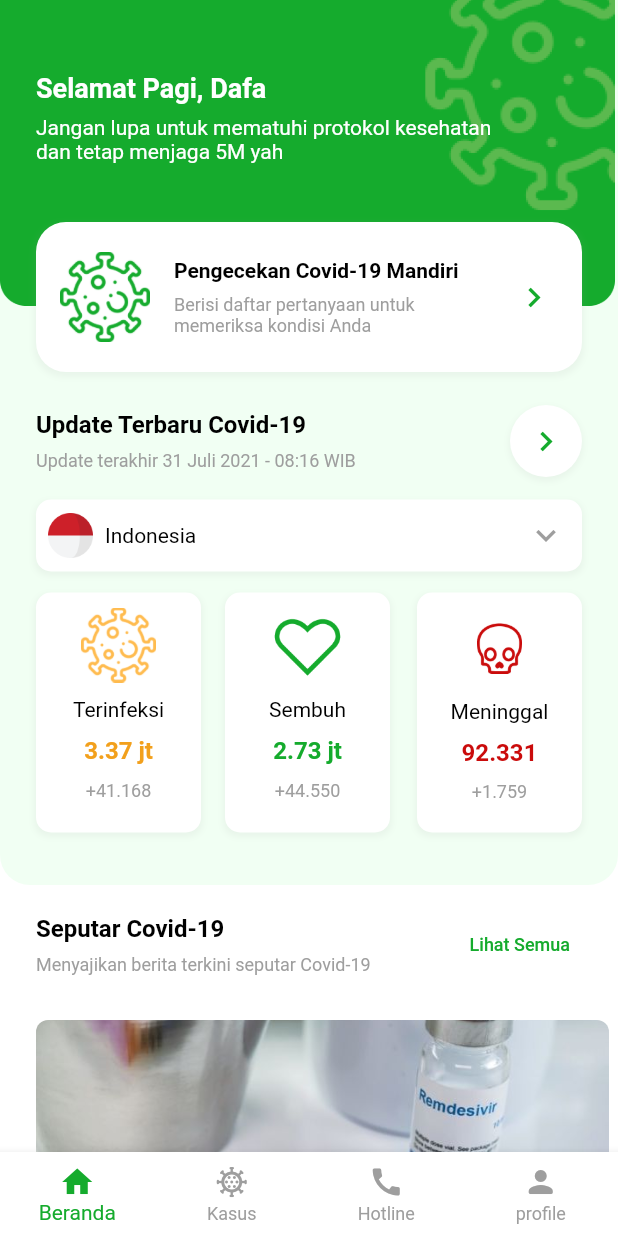
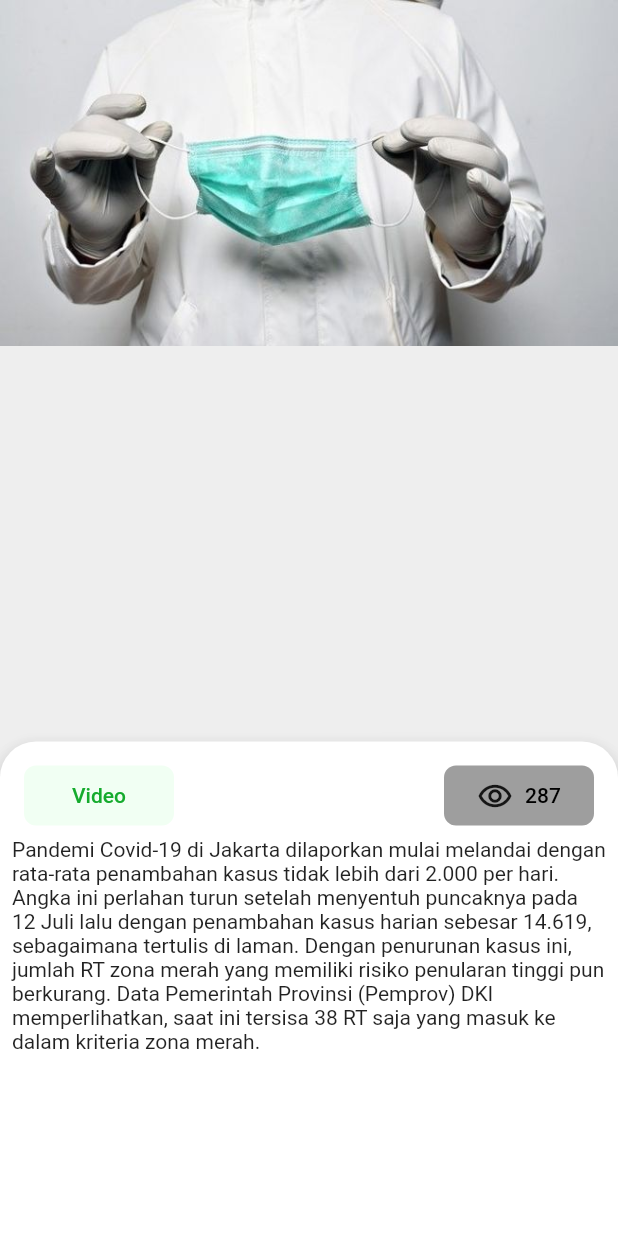
Before and after one commit to dafamalik/CoronaApps, a Flutter app: the screen it shows after launch, on a phone screen of 412 x 824 dp. Run offline on Flutter 3.47's test engine with Material 2 defaults, Android fonts, the phone set to English and light mode, and no system bars; drawn by our look-alikes of sliding_sheet; our stand-ins replace expandable.

Commit message:
new beritaView

```diff
--- /dev/null
+++ b/lib/feature/home/view/beritaCovidView.dart
@@ -0,0 +1,111 @@
+import 'package:corona_apps/config/color/colorConfig.dart';
+import 'package:flutter/cupertino.dart';
+import 'package:flutter/material.dart';
+import 'package:sliding_sheet/sliding_sheet.dart';
+
+class BeritaCovidView extends StatefulWidget {
+
+  @override
+  _BeritaCovidViewState createState() => _BeritaCovidViewState();
+}
+
+class _BeritaCovidViewState extends State<BeritaCovidView> {
+
+  @override
+  Widget build(BuildContext context) {
+    return Scaffold(
+      backgroundColor: Colors.grey.shade200,
+      body: SlidingSheet(
+        elevation: 8,
+        cornerRadius: 24,
+        snapSpec: const SnapSpec(
+          snap: true,
+          snappings: [0.4, 0.7, 1.0],
+          positioning: SnapPositioning.relativeToAvailableSpace,
+        ),
+        body: Image(
+          image: AssetImage("asset/image/beritaWHO.jpg"),
+        ),
+        builder: (context, state) {
+          return Container(
+            height: 500,
+            child: Container(
+              child: Column(
+                children: [
+                  Container(
+                    child: Row(
+                      children: [
+                        Container(
+                          margin: EdgeInsets.only(left: 16, top: 16),
+                          height: 40,
+                          decoration: BoxDecoration(
+                            borderRadius: BorderRadius.circular(8),
+                            color: ColorConfig.colorBackground,
+                          ),
+                          child: FlatButton(
+                            minWidth: 100,
+                            height: 40,
+                            onPressed: () {
+                              setState(() {
+
+                              });
+                            },
+                            child: Text(
+                              "Video",
+                              style: TextStyle(
+                                color: ColorConfig.colorIconSembuh,
+                              ),
+                            ),
+                          ),
+                        ),
+                        Expanded(
+                            child: Text("")),
+                        Container(
+                          margin: EdgeInsets.only(right: 16, top: 16),
+                          height: 40,
+                          decoration: BoxDecoration(
+                            borderRadius: BorderRadius.circular(8),
+                            color: ColorConfig.colorGrey,
+                          ),
+                          child: FlatButton(
+                            minWidth: 100,
+                            height: 40,
+                            onPressed: () {
+                              setState(() {
+
+                              });
+                            },
+                            child: Container(
+                              child: Row(
+                                children: [
+                                  Icon(Icons.remove_red_eye_outlined),
+                                  Container(
+                                    margin: EdgeInsets.only(left: 8),
+                                    child: Text(
+                                      "287",
+                                      style: TextStyle(
+                                        color: ColorConfig.colorBlack,
+                                      ),
+                                    ),
+                                  ),
+                                ],
+                              ),
+                            ),
+                          ),
+                        ),
+                      ],
+                    ),
+                  ),
+                  Container(
+                    margin: EdgeInsets.only(top: 8,left: 8,right: 8),
+                    child: Text("Pandemi Covid-19 di Jakarta dilaporkan mulai melandai dengan rata-rata penambahan kasus tidak lebih dari 2.000 per hari. Angka ini perlahan turun setelah menyentuh puncaknya pada 12 Juli lalu dengan penambahan kasus harian sebesar 14.619, sebagaimana tertulis di laman. Dengan penurunan kasus ini, jumlah RT zona merah yang memiliki risiko penularan tinggi pun berkurang. Data Pemerintah Provinsi (Pemprov) DKI memperlihatkan, saat ini tersisa 38 RT saja yang masuk ke dalam kriteria zona merah."),
+                  )
+                ],
+              ),
+            )
+          );
+        },
+      ),
+    );
+  }
+}
--- a/lib/main.dart
+++ b/lib/main.dart
@@ -1,3 +1,4 @@
+import 'package:corona_apps/feature/home/view/beritaCovidView.dart';
 import 'package:corona_apps/feature/home/view/homeView.dart';
 import 'package:corona_apps/feature/mainTabbar/mainTabbar.dart';
 import 'package:flutter/material.dart';
@@ -17,7 +18,7 @@ class MyApp extends StatelessWidget {
 
           primarySwatch: Colors.blue,
         ),
-        home: MainTabbar()
+        home: BeritaCovidView()
     );
   }
 }
--- a/pubspec.yaml
+++ b/pubspec.yaml
@@ -29,6 +29,7 @@ dependencies:
   # Use with the CupertinoIcons class for iOS style icons.
   cupertino_icons: ^1.0.2
   expandable: ^5.0.1
+  sliding_sheet: ^0.5.0
 
 dev_dependencies:
   flutter_test:
```
Also changed, not shown: lib/feature/mainTabbar/mainTabbar.dart (line endings or trailing spaces), pubspec.lock.
